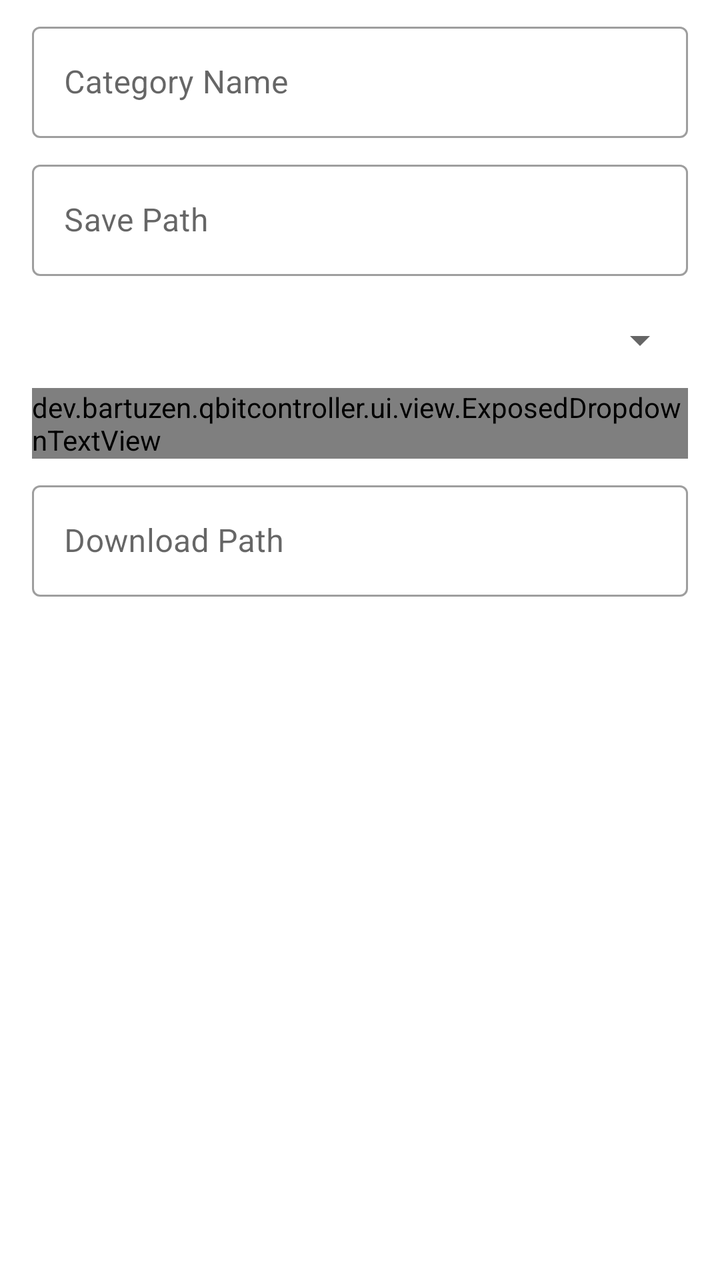
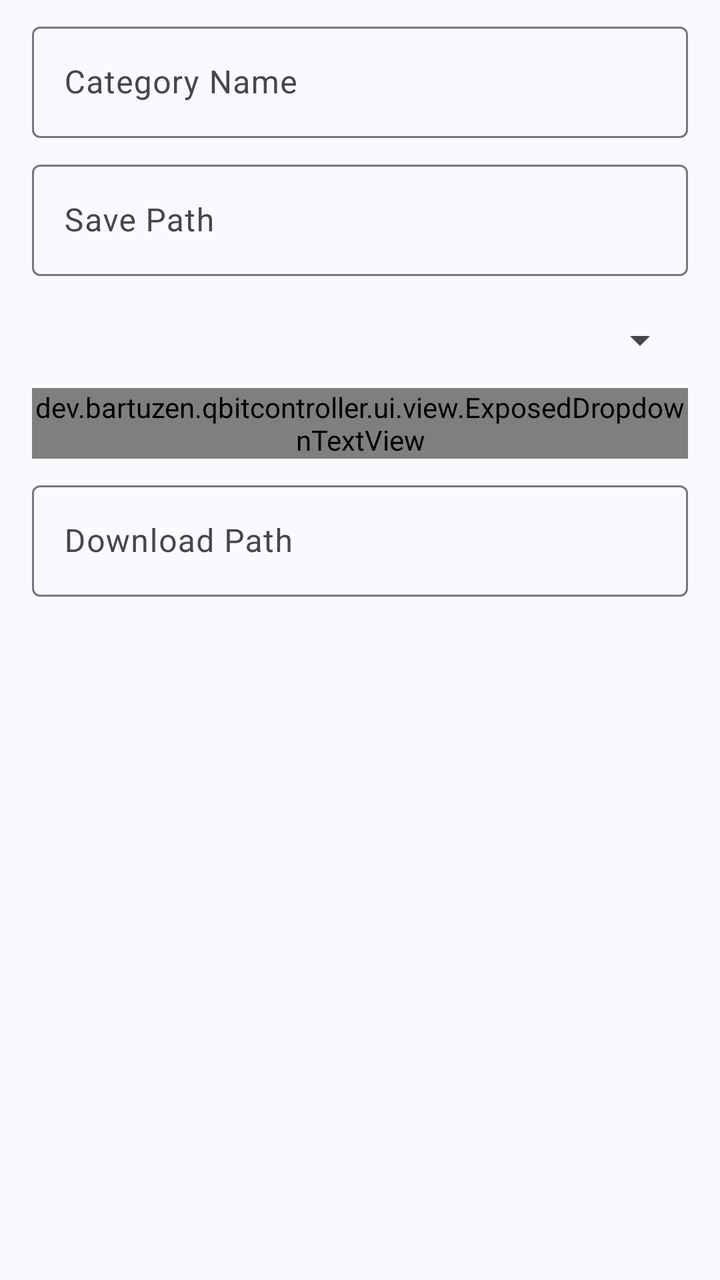

Before-and-after screenshots of an Android layout around one commit, followed by the original layout XML and the change that was made.
<!-- AndroidManifest.xml: application theme AppTheme -->
<!-- res/layout/dialog_create_edit_category.xml -->
<?xml version="1.0" encoding="utf-8"?>
<LinearLayout xmlns:android="http://schemas.android.com/apk/res/android"
    android:layout_width="match_parent"
    android:layout_height="wrap_content"
    android:orientation="vertical">

    <com.google.android.material.textfield.TextInputLayout
        android:id="@+id/input_layout_name"
        style="@style/Widget.MaterialComponents.TextInputLayout.OutlinedBox"
        android:layout_width="match_parent"
        android:layout_height="wrap_content"
        android:layout_marginHorizontal="16dp"
        android:layout_marginTop="8dp">

        <com.google.android.material.textfield.TextInputEditText
            android:layout_width="match_parent"
            android:layout_height="wrap_content"
            android:hint="@string/torrent_list_create_category_hint"
            android:inputType="text" />

    </com.google.android.material.textfield.TextInputLayout>

    <com.google.android.material.textfield.TextInputLayout
        android:id="@+id/input_layout_save_path"
        style="@style/Widget.MaterialComponents.TextInputLayout.OutlinedBox"
        android:layout_width="match_parent"
        android:layout_height="wrap_content"
        android:layout_marginHorizontal="16dp"
        android:layout_marginTop="8dp">

        <com.google.android.material.textfield.TextInputEditText
            android:layout_width="match_parent"
            android:layout_height="wrap_content"
            android:hint="@string/torrent_list_create_category_save_path_hint"
            android:inputType="text" />

    </com.google.android.material.textfield.TextInputLayout>

    <com.google.android.material.textfield.TextInputLayout
        style="@style/Widget.MaterialComponents.TextInputLayout.OutlinedBox.ExposedDropdownMenu"
        android:layout_width="match_parent"
        android:layout_height="wrap_content"
        android:layout_marginHorizontal="16dp"
        android:layout_marginTop="8dp"
        android:hint="@string/torrent_list_create_category_enable_download_path_hint">

        <dev.bartuzen.qbitcontroller.ui.view.ExposedDropdownTextView
            android:id="@+id/dropdown_download_path"
            android:layout_width="match_parent"
            android:layout_height="wrap_content" />

    </com.google.android.material.textfield.TextInputLayout>

    <com.google.android.material.textfield.TextInputLayout
        android:id="@+id/input_layout_download_path"
        style="@style/Widget.MaterialComponents.TextInputLayout.OutlinedBox"
        android:layout_width="match_parent"
        android:layout_height="wrap_content"
        android:layout_marginHorizontal="16dp"
        android:layout_marginTop="8dp">

        <com.google.android.material.textfield.TextInputEditText
            android:layout_width="match_parent"
            android:layout_height="wrap_content"
            android:enabled="false"
            android:hint="@string/torrent_list_create_category_download_path_hint"
            android:inputType="none" />

    </com.google.android.material.textfield.TextInputLayout>

</LinearLayout>
<!-- resources referenced by this layout -->
<resources>
  <style name="AppTheme" parent="Theme.MaterialComponents.DayNight.NoActionBar">
          <item name="colorPrimary">@color/color_primary</item>
          <item name="colorPrimaryDark">@color/color_primary_dark</item>
          <item name="colorPrimaryVariant">@color/color_primary_variant</item>
          <item name="colorOnPrimary">@color/color_on_primary</item>
  
          <item name="colorSecondary">@color/color_secondary</item>
          <item name="colorSecondaryVariant">@color/color_secondary_variant</item>
          <item name="colorOnSecondary">@color/color_on_secondary</item>
  
          <item name="windowActionModeOverlay">true</item>
          <item name="actionBarTheme">@style/AppTheme.ToolbarOverlay</item>
  
          <item name="android:textAlignment">viewStart</item>
  
          <item name="snackbarTextViewStyle">@style/AppTheme.SnackbarTextViewStyle</item>
  
          <item name="android:statusBarColor">@color/status_bar_color</item>
          <item name="android:navigationBarColor">@color/navigation_bar_color</item>
      </style>
  <color name="color_primary">#03A9F4</color>
  <color name="color_primary_dark">#007AC1</color>
  <color name="color_primary_variant">#007AC1</color>
  <color name="color_on_primary">#FFFFFF</color>
  <color name="color_secondary">#FFB300</color>
  <color name="color_secondary_variant">#C68400</color>
  <color name="color_on_secondary">#000000</color>
  <style name="AppTheme.ToolbarOverlay" parent="ThemeOverlay.MaterialComponents.Dark.ActionBar" />
  <style name="AppTheme.SnackbarTextViewStyle" parent="Widget.MaterialComponents.Snackbar.TextView">
          <item name="android:maxLines">15</item>
      </style>
  <color name="status_bar_color">@color/color_primary</color>
  <color name="navigation_bar_color">@android:color/transparent</color>
  <!-- unchanged entries left out for length: 4 -->
</resources>

<!-- the commit's change to res/layout/dialog_create_edit_category.xml (unified diff, before → after) -->
@@ -6,7 +6,7 @@
 
     <com.google.android.material.textfield.TextInputLayout
         android:id="@+id/input_layout_name"
-        style="@style/Widget.MaterialComponents.TextInputLayout.OutlinedBox"
+        style="@style/Widget.Material3.TextInputLayout.OutlinedBox"
         android:layout_width="match_parent"
         android:layout_height="wrap_content"
         android:layout_marginHorizontal="16dp"
@@ -22,7 +22,7 @@
 
     <com.google.android.material.textfield.TextInputLayout
         android:id="@+id/input_layout_save_path"
-        style="@style/Widget.MaterialComponents.TextInputLayout.OutlinedBox"
+        style="@style/Widget.Material3.TextInputLayout.OutlinedBox"
         android:layout_width="match_parent"
         android:layout_height="wrap_content"
         android:layout_marginHorizontal="16dp"
@@ -37,7 +37,7 @@
     </com.google.android.material.textfield.TextInputLayout>
 
     <com.google.android.material.textfield.TextInputLayout
-        style="@style/Widget.MaterialComponents.TextInputLayout.OutlinedBox.ExposedDropdownMenu"
+        style="@style/Widget.Material3.TextInputLayout.OutlinedBox.ExposedDropdownMenu"
         android:layout_width="match_parent"
         android:layout_height="wrap_content"
         android:layout_marginHorizontal="16dp"
@@ -53,7 +53,7 @@
 
     <com.google.android.material.textfield.TextInputLayout
         android:id="@+id/input_layout_download_path"
-        style="@style/Widget.MaterialComponents.TextInputLayout.OutlinedBox"
+        style="@style/Widget.Material3.TextInputLayout.OutlinedBox"
         android:layout_width="match_parent"
         android:layout_height="wrap_content"
         android:layout_marginHorizontal="16dp"
<!-- resource entries referenced after the edit -->
@@ -1,38 +1,107 @@
 <!-- resources referenced by this layout -->
 <resources>
-  <style name="AppTheme" parent="Theme.MaterialComponents.DayNight.NoActionBar">
-          <item name="colorPrimary">@color/color_primary</item>
-          <item name="colorPrimaryDark">@color/color_primary_dark</item>
-          <item name="colorPrimaryVariant">@color/color_primary_variant</item>
-          <item name="colorOnPrimary">@color/color_on_primary</item>
+  <style name="AppTheme" parent="Theme.Material3.DayNight.NoActionBar">
+          <item name="colorPrimary">@color/md_theme_primary</item>
+          <item name="colorOnPrimary">@color/md_theme_onPrimary</item>
+          <item name="colorPrimaryContainer">@color/md_theme_primaryContainer</item>
+          <item name="colorOnPrimaryContainer">@color/md_theme_onPrimaryContainer</item>
+          <item name="colorSecondary">@color/md_theme_secondary</item>
+          <item name="colorOnSecondary">@color/md_theme_onSecondary</item>
+          <item name="colorSecondaryContainer">@color/md_theme_secondaryContainer</item>
+          <item name="colorOnSecondaryContainer">@color/md_theme_onSecondaryContainer</item>
+          <item name="colorTertiary">@color/md_theme_tertiary</item>
+          <item name="colorOnTertiary">@color/md_theme_onTertiary</item>
+          <item name="colorTertiaryContainer">@color/md_theme_tertiaryContainer</item>
+          <item name="colorOnTertiaryContainer">@color/md_theme_onTertiaryContainer</item>
+          <item name="colorError">@color/md_theme_error</item>
+          <item name="colorOnError">@color/md_theme_onError</item>
+          <item name="colorErrorContainer">@color/md_theme_errorContainer</item>
+          <item name="colorOnErrorContainer">@color/md_theme_onErrorContainer</item>
+          <item name="android:colorBackground">@color/md_theme_background</item>
+          <item name="colorOnBackground">@color/md_theme_onBackground</item>
+          <item name="colorSurface">@color/md_theme_surface</item>
+          <item name="colorOnSurface">@color/md_theme_onSurface</item>
+          <item name="colorSurfaceVariant">@color/md_theme_surfaceVariant</item>
+          <item name="colorOnSurfaceVariant">@color/md_theme_onSurfaceVariant</item>
+          <item name="colorOutline">@color/md_theme_outline</item>
+          <item name="colorOutlineVariant">@color/md_theme_outlineVariant</item>
+          <item name="colorSurfaceInverse">@color/md_theme_inverseSurface</item>
+          <item name="colorOnSurfaceInverse">@color/md_theme_inverseOnSurface</item>
+          <item name="colorPrimaryInverse">@color/md_theme_inversePrimary</item>
+          <item name="colorPrimaryFixed">@color/md_theme_primaryFixed</item>
+          <item name="colorOnPrimaryFixed">@color/md_theme_onPrimaryFixed</item>
+          <item name="colorPrimaryFixedDim">@color/md_theme_primaryFixedDim</item>
+          <item name="colorOnPrimaryFixedVariant">@color/md_theme_onPrimaryFixedVariant</item>
+          <item name="colorSecondaryFixed">@color/md_theme_secondaryFixed</item>
+          <item name="colorOnSecondaryFixed">@color/md_theme_onSecondaryFixed</item>
+          <item name="colorSecondaryFixedDim">@color/md_theme_secondaryFixedDim</item>
+          <item name="colorOnSecondaryFixedVariant">@color/md_theme_onSecondaryFixedVariant</item>
+          <item name="colorTertiaryFixed">@color/md_theme_tertiaryFixed</item>
+          <item name="colorOnTertiaryFixed">@color/md_theme_onTertiaryFixed</item>
+          <item name="colorTertiaryFixedDim">@color/md_theme_tertiaryFixedDim</item>
+          <item name="colorOnTertiaryFixedVariant">@color/md_theme_onTertiaryFixedVariant</item>
+          <item name="colorSurfaceDim">@color/md_theme_surfaceDim</item>
+          <item name="colorSurfaceBright">@color/md_theme_surfaceBright</item>
+          <item name="colorSurfaceContainerLowest">@color/md_theme_surfaceContainerLowest</item>
+          <item name="colorSurfaceContainerLow">@color/md_theme_surfaceContainerLow</item>
+          <item name="colorSurfaceContainer">@color/md_theme_surfaceContainer</item>
+          <item name="colorSurfaceContainerHigh">@color/md_theme_surfaceContainerHigh</item>
+          <item name="colorSurfaceContainerHighest">@color/md_theme_surfaceContainerHighest</item>
   
-          <item name="colorSecondary">@color/color_secondary</item>
-          <item name="colorSecondaryVariant">@color/color_secondary_variant</item>
-          <item name="colorOnSecondary">@color/color_on_secondary</item>
+          <item name="materialCardViewStyle">@style/Widget.Material3.CardView.Elevated</item>
+          <item name="snackbarTextViewStyle">@style/AppTheme.SnackbarTextViewStyle</item>
   
           <item name="windowActionModeOverlay">true</item>
-          <item name="actionBarTheme">@style/AppTheme.ToolbarOverlay</item>
-  
-          <item name="android:textAlignment">viewStart</item>
-  
-          <item name="snackbarTextViewStyle">@style/AppTheme.SnackbarTextViewStyle</item>
-  
-          <item name="android:statusBarColor">@color/status_bar_color</item>
-          <item name="android:navigationBarColor">@color/navigation_bar_color</item>
       </style>
-  <color name="color_primary">#03A9F4</color>
-  <color name="color_primary_dark">#007AC1</color>
-  <color name="color_primary_variant">#007AC1</color>
-  <color name="color_on_primary">#FFFFFF</color>
-  <color name="color_secondary">#FFB300</color>
-  <color name="color_secondary_variant">#C68400</color>
-  <color name="color_on_secondary">#000000</color>
-  <style name="AppTheme.ToolbarOverlay" parent="ThemeOverlay.MaterialComponents.Dark.ActionBar" />
-  <style name="AppTheme.SnackbarTextViewStyle" parent="Widget.MaterialComponents.Snackbar.TextView">
+  <color name="md_theme_primary">#415F91</color>
+  <color name="md_theme_onPrimary">#FFFFFF</color>
+  <color name="md_theme_primaryContainer">#D6E3FF</color>
+  <color name="md_theme_onPrimaryContainer">#001B3E</color>
+  <color name="md_theme_secondary">#565F71</color>
+  <color name="md_theme_onSecondary">#FFFFFF</color>
+  <color name="md_theme_secondaryContainer">#DAE2F9</color>
+  <color name="md_theme_onSecondaryContainer">#131C2B</color>
+  <color name="md_theme_tertiary">#705575</color>
+  <color name="md_theme_onTertiary">#FFFFFF</color>
+  <color name="md_theme_tertiaryContainer">#FAD8FD</color>
+  <color name="md_theme_onTertiaryContainer">#28132E</color>
+  <color name="md_theme_error">#BA1A1A</color>
+  <color name="md_theme_onError">#FFFFFF</color>
+  <color name="md_theme_errorContainer">#FFDAD6</color>
+  <color name="md_theme_onErrorContainer">#410002</color>
+  <color name="md_theme_background">#F9F9FF</color>
+  <color name="md_theme_onBackground">#191C20</color>
+  <color name="md_theme_surface">#F9F9FF</color>
+  <color name="md_theme_onSurface">#191C20</color>
+  <color name="md_theme_surfaceVariant">#E0E2EC</color>
+  <color name="md_theme_onSurfaceVariant">#44474E</color>
+  <color name="md_theme_outline">#74777F</color>
+  <color name="md_theme_outlineVariant">#C4C6D0</color>
+  <color name="md_theme_inverseSurface">#2E3036</color>
+  <color name="md_theme_inverseOnSurface">#F0F0F7</color>
+  <color name="md_theme_inversePrimary">#AAC7FF</color>
+  <color name="md_theme_primaryFixed">#D6E3FF</color>
+  <color name="md_theme_onPrimaryFixed">#001B3E</color>
+  <color name="md_theme_primaryFixedDim">#AAC7FF</color>
+  <color name="md_theme_onPrimaryFixedVariant">#284777</color>
+  <color name="md_theme_secondaryFixed">#DAE2F9</color>
+  <color name="md_theme_onSecondaryFixed">#131C2B</color>
+  <color name="md_theme_secondaryFixedDim">#BEC6DC</color>
+  <color name="md_theme_onSecondaryFixedVariant">#3E4759</color>
+  <color name="md_theme_tertiaryFixed">#FAD8FD</color>
+  <color name="md_theme_onTertiaryFixed">#28132E</color>
+  <color name="md_theme_tertiaryFixedDim">#DDBCE0</color>
+  <color name="md_theme_onTertiaryFixedVariant">#573E5C</color>
+  <color name="md_theme_surfaceDim">#D9D9E0</color>
+  <color name="md_theme_surfaceBright">#F9F9FF</color>
+  <color name="md_theme_surfaceContainerLowest">#FFFFFF</color>
+  <color name="md_theme_surfaceContainerLow">#F3F3FA</color>
+  <color name="md_theme_surfaceContainer">#EDEDF4</color>
+  <color name="md_theme_surfaceContainerHigh">#E7E8EE</color>
+  <color name="md_theme_surfaceContainerHighest">#E2E2E9</color>
+  <style name="AppTheme.SnackbarTextViewStyle" parent="Widget.Material3.Snackbar.TextView">
           <item name="android:maxLines">15</item>
       </style>
-  <color name="status_bar_color">@color/color_primary</color>
-  <color name="navigation_bar_color">@android:color/transparent</color>
   <!-- unchanged entries left out for length: 4 -->
 </resources>
 
